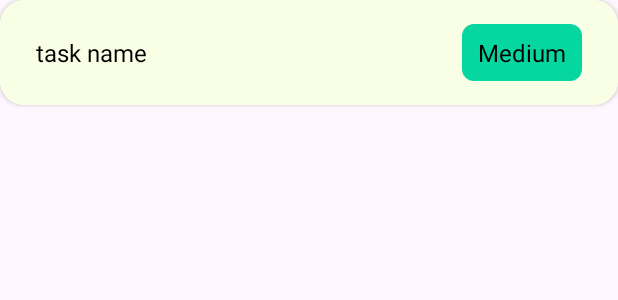
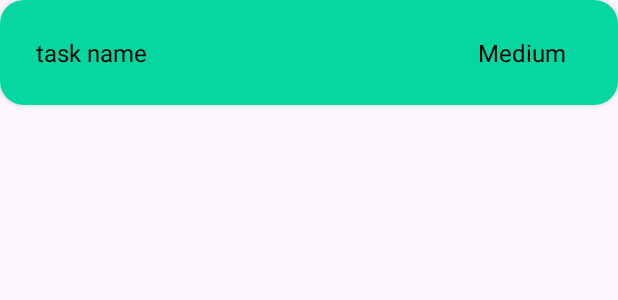
Before and after one commit to Cyber-Jay-Dev/Milestone-Mk5, an Android app: the layout task_items.xml on its own in the app's theme, with its tools: preview values and no code run, on a phone screen of 412 x 824 dp. Shown: the top 300 px of the screen. Run offline under Robolectric (Android 15) with nearby library versions, the phone set to English and light mode, and no system bars.

Commit message:
mk-5 reset

```diff
--- a/app/src/main/res/layout/activity_project_detail.xml
+++ b/app/src/main/res/layout/activity_project_detail.xml
@@ -137,6 +137,7 @@
 
 
                     <androidx.recyclerview.widget.RecyclerView
+                        android:id="@+id/inProgressRecyclerView"
                         android:layout_width="match_parent"
                         android:layout_height="wrap_content"
                         android:layout_marginStart="8dp"
--- a/app/src/main/res/layout/task_items.xml
+++ b/app/src/main/res/layout/task_items.xml
@@ -11,7 +11,7 @@
     <androidx.constraintlayout.widget.ConstraintLayout
         android:layout_width="match_parent"
         android:layout_height="match_parent"
-        android:background="@color/Light_Yellow"
+        android:background="@color/Emerald"
         android:padding="16dp">
 
         <TextView
```
Also changed, not shown: app/src/main/java/com/example/milestonemk_4/Adapter/TaskAdapter.java (line endings or trailing spaces), app/src/main/java/com/example/milestonemk_4/activitiesUI/project_detail.java (line endings or trailing spaces).
